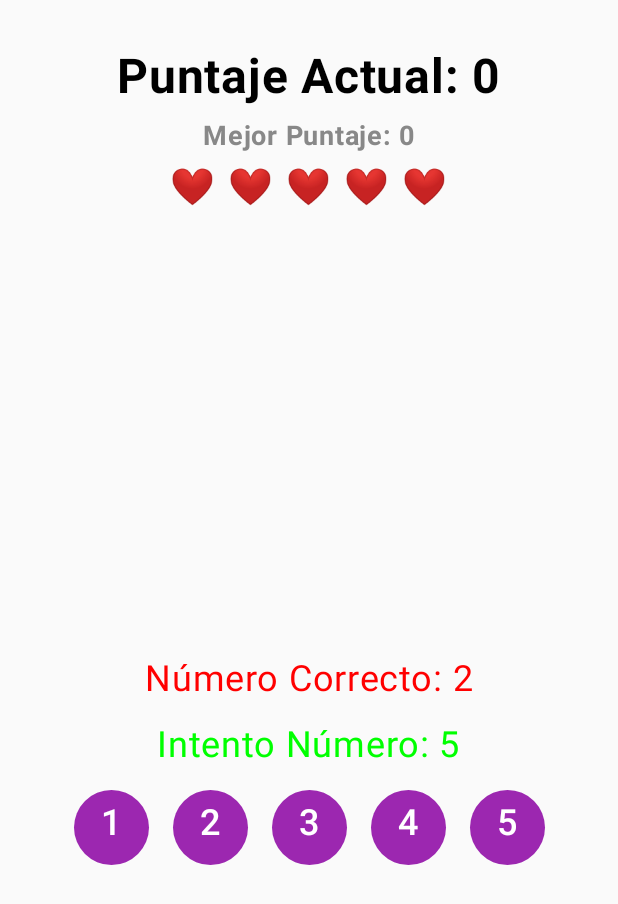
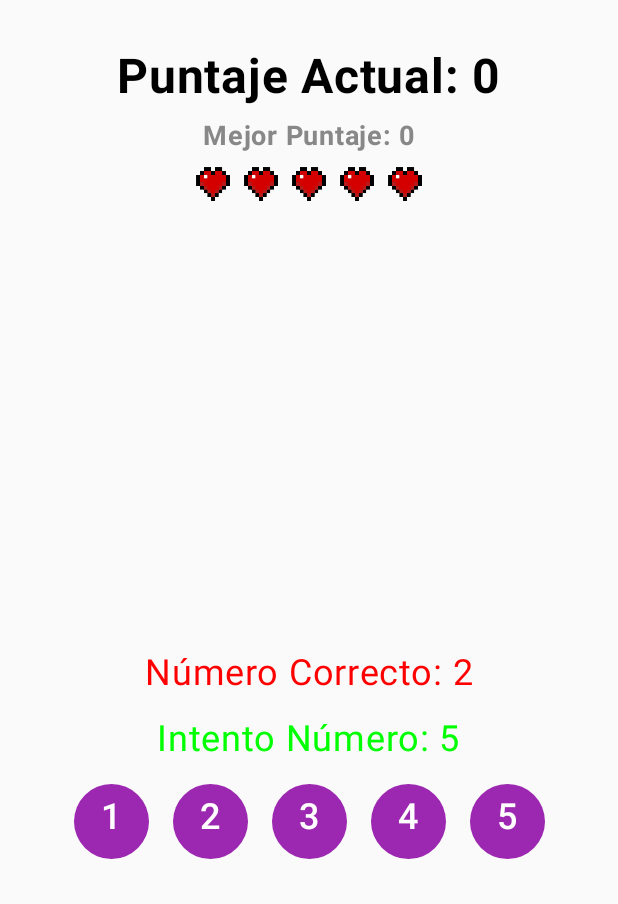
Before and after one commit to Nachoff13/Aplicaciones-moviles, an Android app built with Jetpack Compose: the screen it shows after launch (MainActivity), on a phone screen of 412 x 824 dp. Shown: the top 904 px of the screen. Run offline under Robolectric (Android 15) with nearby library versions, the phone set to English and light mode, and no system bars.

Commit message:
feature: Cambio los corazones por imagenes png con mas resolucion

```diff
--- a/Trabajos Practicos/TP2 - APP 1/app/src/main/java/com/example/tp2_app1/MainActivity.kt
+++ b/Trabajos Practicos/TP2 - APP 1/app/src/main/java/com/example/tp2_app1/MainActivity.kt
@@ -4,6 +4,7 @@ import android.os.Bundle
 import androidx.activity.ComponentActivity
 import androidx.activity.compose.setContent
 import androidx.activity.enableEdgeToEdge
+import androidx.compose.foundation.Image
 import androidx.compose.foundation.layout.Arrangement
 import androidx.compose.foundation.layout.fillMaxSize
 import androidx.compose.foundation.layout.padding
@@ -27,7 +28,9 @@ import androidx.compose.ui.unit.dp
 import androidx.compose.ui.unit.sp
 import androidx.compose.ui.Alignment
 import androidx.compose.ui.graphics.Color
+import androidx.compose.ui.graphics.painter.Painter
 import androidx.compose.ui.platform.LocalContext
+import androidx.compose.ui.res.painterResource
 import androidx.compose.ui.text.font.FontWeight
 import androidx.compose.ui.text.style.TextAlign
 import com.example.tp2_app1.datastore.StoreMaxScore
@@ -71,6 +74,10 @@ fun MainScreen(puntaje: MutableState<Int>, currentCorrectNumber: MutableState<In
     // get saved max score
     val savedMaxScore = dataStore.getScore.collectAsState(initial = 0)
 
+    // hearts
+    val fillHeart = painterResource(id = R.drawable.filled_heart)
+    val emptyHeart = painterResource(id = R.drawable.empty_heart)
+
     Column(
         modifier = Modifier
             .fillMaxSize()
@@ -86,7 +93,7 @@ fun MainScreen(puntaje: MutableState<Int>, currentCorrectNumber: MutableState<In
         Spacer(modifier = Modifier.size(8.dp))
 
         // Mostrar corazones como vida
-        VidaCorazones("❤️","🖤", tries.value, )
+        VidaCorazones(fillHeart, emptyHeart, tries.value, )
         Spacer(modifier = Modifier.size(300.dp))
 
         Text("Número Correcto: ${currentCorrectNumber.value}", color = Color.Red, fontSize = 24.sp)
@@ -158,13 +165,23 @@ fun Subtitulo(text: String,color: Color, modifier: Modifier = Modifier) {
 }
 
 @Composable
-fun VidaCorazones(fillHeart: String, emptyHeart: String, heartsCount: Int) {
+fun VidaCorazones(fillHeart: Painter, emptyHeart: Painter, heartsCount: Int) {
     Row(horizontalArrangement = Arrangement.spacedBy(8.dp)) {
         for (i in 1..5) {
             if (i <= heartsCount) {
-                Text(fillHeart, fontSize = 24.sp)
+                Image(
+                    painter = fillHeart,
+                    contentDescription = "Filled Heart",
+                    modifier = Modifier.size(24.dp)
+                )
+                //Text(text = "❤️")
             } else {
-                Text(emptyHeart, fontSize = 24.sp)
+                Image(
+                    painter = emptyHeart,
+                    contentDescription = "Empty Heart",
+                    modifier = Modifier.size(24.dp)
+                )
+                //Text(text = "🖤")
             }
         }
     }
@@ -174,7 +191,6 @@ fun VidaCorazones(fillHeart: String, emptyHeart: String, heartsCount: Int) {
 fun NumberButton(number: Int, correctNumber: Int, onCorrectGuess: () -> Unit, onIncorrectGuess: () -> Unit){
     ElevatedButton(onClick = {
         if (number == correctNumber)
-
             onCorrectGuess()
         else onIncorrectGuess()
     },
```
Also changed, not shown: Trabajos Practicos/TP2 - APP 1/app/src/main/res/drawable/empty_heart.png (added), Trabajos Practicos/TP2 - APP 1/app/src/main/res/drawable/filled_heart.png (added).
